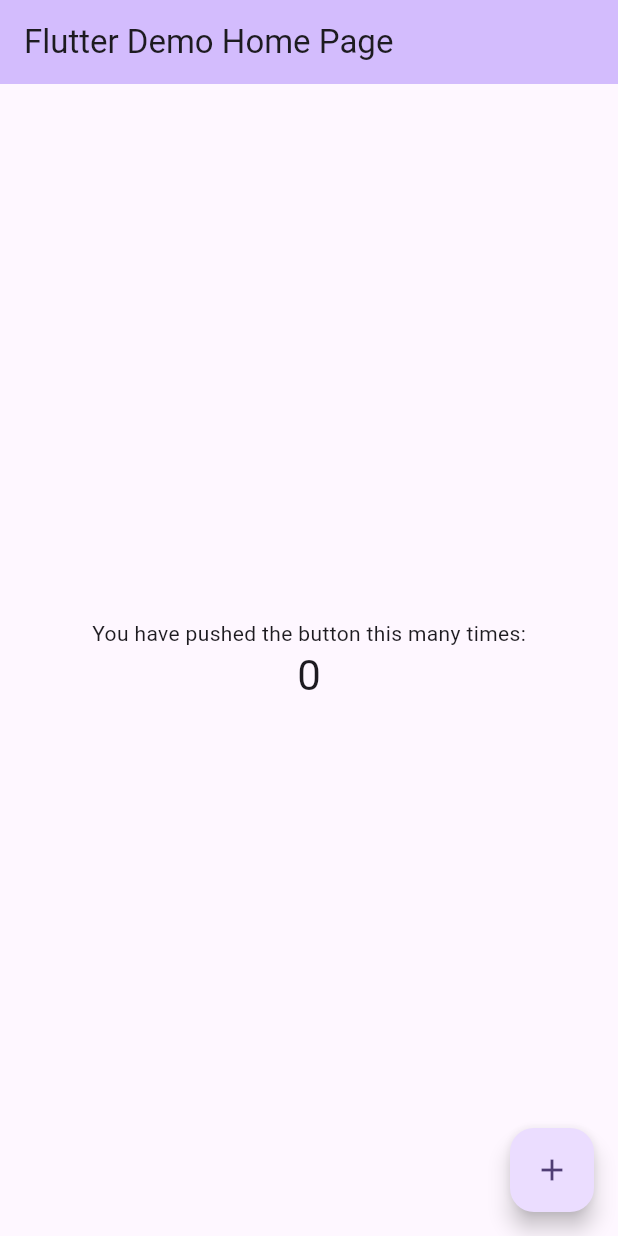
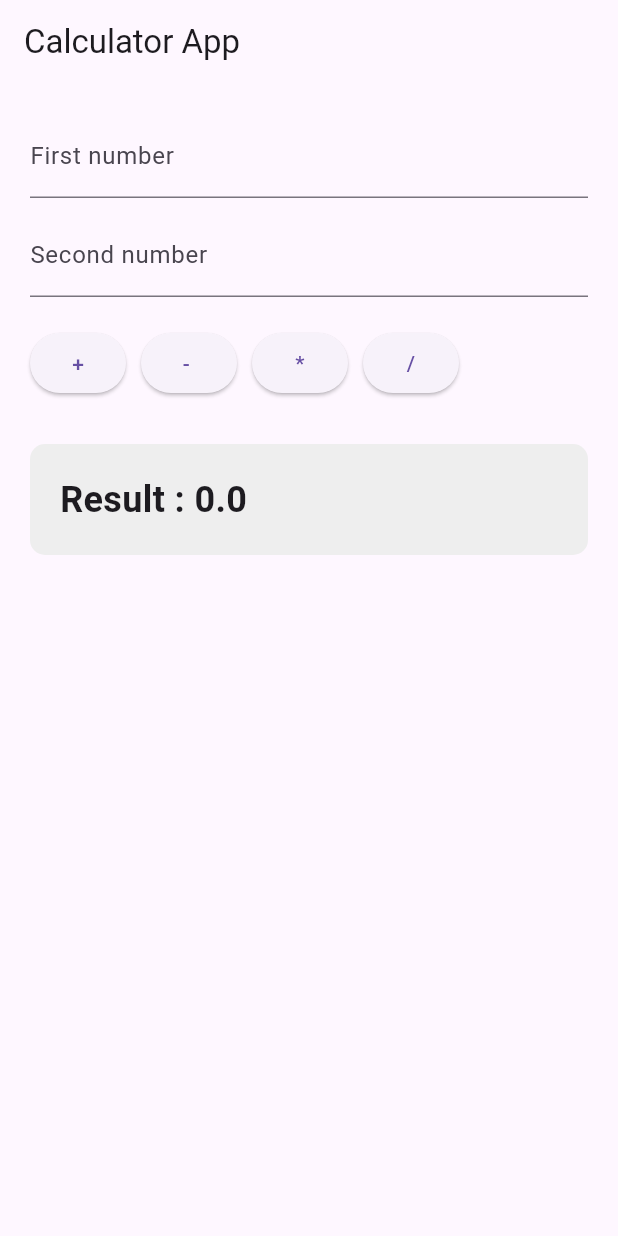
Before and after one commit to bhobocodes/CalculatorApp, a Flutter app: the screen it shows after launch, on a phone screen of 412 x 824 dp. Run offline on Flutter 3.47's test engine with Material 3 defaults, Android fonts, the phone set to English and light mode, and no system bars.

Commit message:
main code

```diff
--- a/lib/main.dart
+++ b/lib/main.dart
@@ -1,126 +1,28 @@
+import 'package:calculator_project/src/models/service/calculator_service.dart';
+import 'package:calculator_project/src/viewmodel/calculator_model.dart';
+import 'package:calculator_project/src/views/calculator_view.dart';
 import 'package:flutter/material.dart';
+
 void main() {
-  runApp(
-    ChangeNotifierProvider(
-      create: (context) => CalculatorModel(),
-      child: const MyApp(),
-    ),
-  );
+  runApp(const MyApp());
 }
 
-
 class MyApp extends StatelessWidget {
-  const MyAppgit add({super.key});
-
-  // This widget is the root of your application.
-  @override
-  Widget build(BuildContext context) {
-    return MaterialApp(
-      title: 'Flutter Demo',
-      theme: ThemeData(
-        // This is the theme of your application.
-        //
-        // TRY THIS: Try running your application with "flutter run". You'll see
-        // the application has a purple toolbar. Then, without quitting the app,
-        // try changing the seedColor in the colorScheme below to Colors.green
-        // and then invoke "hot reload" (save your changes or press the "hot
-        // reload" button in a Flutter-supported IDE, or press "r" if you used
-        // the command line to start the app).
-        //
-        // Notice that the counter didn't reset back to zero; the application
-        // state is not lost during the reload. To reset the state, use hot
-        // restart instead.
-        //
-        // This works for code too, not just values: Most code changes can be
-        // tested with just a hot reload.
-        colorScheme: .fromSeed(seedColor: Colors.deepPurple),
-      ),
-      home: const MyHomePage(title: 'Flutter Demo Home Page'),
-    );
-  }
-}
-
-class MyHomePage extends StatefulWidget {
-  const MyHomePage({super.key, required this.title});
-
-  // This widget is the home page of your application. It is stateful, meaning
-  // that it has a State object (defined below) that contains fields that affect
-  // how it looks.
-
-  // This class is the configuration for the state. It holds the values (in this
-  // case the title) provided by the parent (in this case the App widget) and
-  // used by the build method of the State. Fields in a Widget subclass are
-  // always marked "final".
-
-  final String title;
-
-  @override
-  State<MyHomePage> createState() => _MyHomePageState();
-}
-
-class _MyHomePageState extends State<MyHomePage> {
-  int _counter = 0;
-
-  void _incrementCounter() {
-    setState(() {
-      // This call to setState tells the Flutter framework that something has
-      // changed in this State, which causes it to rerun the build method below
-      // so that the display can reflect the updated values. If we changed
-      // _counter without calling setState(), then the build method would not be
-      // called again, and so nothing would appear to happen.
-      _counter++;
-    });
-  }
+  const MyApp({super.key});
 
   @override
   Widget build(BuildContext context) {
-    // This method is rerun every time setState is called, for instance as done
-    // by the _incrementCounter method above.
-    //
-    // The Flutter framework has been optimized to make rerunning build methods
-    // fast, so that you can just rebuild anything that needs updating rather
-    // than having to individually change instances of widgets.
-    return Scaffold(
-      appBar: AppBar(
-        // TRY THIS: Try changing the color here to a specific color (to
-        // Colors.amber, perhaps?) and trigger a hot reload to see the AppBar
-        // change color while the other colors stay the same.
-        backgroundColor: Theme.of(context).colorScheme.inversePrimary,
-        // Here we take the value from the MyHomePage object that was created by
-        // the App.build method, and use it to set our appbar title.
-        title: Text(widget.title),
-      ),
-      body: Center(
-        // Center is a layout widget. It takes a single child and positions it
-        // in the middle of the parent.
-        child: Column(
-          // Column is also a layout widget. It takes a list of children and
-          // arranges them vertically. By default, it sizes itself to fit its
-          // children horizontally, and tries to be as tall as its parent.
-          //
-          // Column has various properties to control how it sizes itself and
-          // how it positions its children. Here we use mainAxisAlignment to
-          // center the children vertically; the main axis here is the vertical
-          // axis because Columns are vertical (the cross axis would be
-          // horizontal).
-          //
-          // TRY THIS: Invoke "debug painting" (choose the "Toggle Debug Paint"
-          // action in the IDE, or press "p" in the console), to see the
-          // wireframe for each widget.
-          mainAxisAlignment: .center,
-          children: [
-            const Text('You have pushed the button this many times:'),
-            Text(
-              '$_counter',
-              style: Theme.of(context).textTheme.headlineMedium,
-            ),
-          ],
-        ),
-      ),
-      floatingActionButton: FloatingActionButton(
-        onPressed: _incrementCounter,
-        tooltip: 'Increment',
-        child: const Icon(Icons.add),
+    final calculatorService = CalculatorService();
+
+    final calculatorViewModel = CalculatorViewModel(
+      calculatorService,
+    );
+
+    return MaterialApp(
+      debugShowCheckedModeBanner: false,
+      title: 'Calculator App',
+      home: CalculatorView(
+        viewModel: calculatorViewModel,
       ),
     );
   }
--- a/lib/src/views/calculator_view.dart
+++ b/lib/src/views/calculator_view.dart
@@ -0,0 +1,136 @@
+import 'package:flutter/material.dart';
+
+import '../viewmodel/calculator_model.dart';
+
+class CalculatorView extends StatefulWidget {
+  const CalculatorView({super.key,
+  required this.viewModel,
+  });
+
+  final CalculatorViewModel viewModel;
+
+  @override
+  State<CalculatorView> createState() => _CalculatorViewState();
+}
+
+class _CalculatorViewState extends State<CalculatorView> {
+
+  final TextEditingController aController = TextEditingController();
+  final TextEditingController bController = TextEditingController();
+
+  @override
+  Widget build(BuildContext context) {
+
+    final viewModel = widget.viewModel;
+
+    return Scaffold(
+      appBar : AppBar(
+        title : const Text("Calculator App"),
+
+      ),
+      body : SafeArea(
+        child: ListenableBuilder(
+          listenable:viewModel,
+          builder: (context,_){
+            return Padding(
+        padding : const EdgeInsets.all(20),
+
+        child: Column(
+          crossAxisAlignment: CrossAxisAlignment.stretch,
+          children:[
+            TextField(
+              controller : aController,
+              keyboardType:TextInputType.number,
+              decoration:const InputDecoration(
+                labelText:"First number",
+              ),
+            ),
+
+            const SizedBox(height:10),
+
+            TextField(
+              controller: bController,
+              keyboardType:TextInputType.number,
+              decoration: const InputDecoration(
+                labelText:"Second number",
+              ),
+            ),
+
+            const SizedBox(height:20),
+
+            Wrap (
+              spacing: 10,
+              runSpacing:10,
+              children: [
+
+                ElevatedButton(
+                  onPressed: (){
+                    viewModel.add(
+                    double.parse(aController.text),
+                    double.parse(bController.text),
+                    );
+                 },
+                  child: const Text("+"),
+                ),
+
+                ElevatedButton(
+                  onPressed:(){
+                    viewModel.subtract(
+                      double.parse(aController.text),
+                      double.parse(bController.text),
+                    );
+                  },
+                  child: const Text("- "),
+                ),
+
+
+                ElevatedButton (
+                  onPressed:(){
+                    viewModel.multiply(
+                      double.parse(aController.text),
+                      double.parse(bController.text),
+                    );
+                  },
+                  child: const Text ("*"),
+                ),
+
+
+                ElevatedButton (
+                  onPressed: (){
+                    viewModel.divide(
+                      double.parse(aController.text),
+                      double.parse(bController.text),
+                    );
+                  },
+                  child: const Text("/"),
+                ),
+
+
+              ],
+            ),
+            const SizedBox(height:30),
+
+            Container(
+              padding : const EdgeInsets.all(20),
+              decoration:BoxDecoration(
+                color:Colors.grey.shade200,
+                borderRadius:BorderRadius.circular(10),
+              ),
+
+            child:Text(
+              "Result : ${viewModel.result}",
+              style : const TextStyle(
+                fontSize:24,
+                fontWeight: FontWeight.bold,
+                    ),
+                  ),
+                 ),
+               ],
+              ),
+             );
+            },
+        ),
+      ),
+    );
+  }
+}
```
